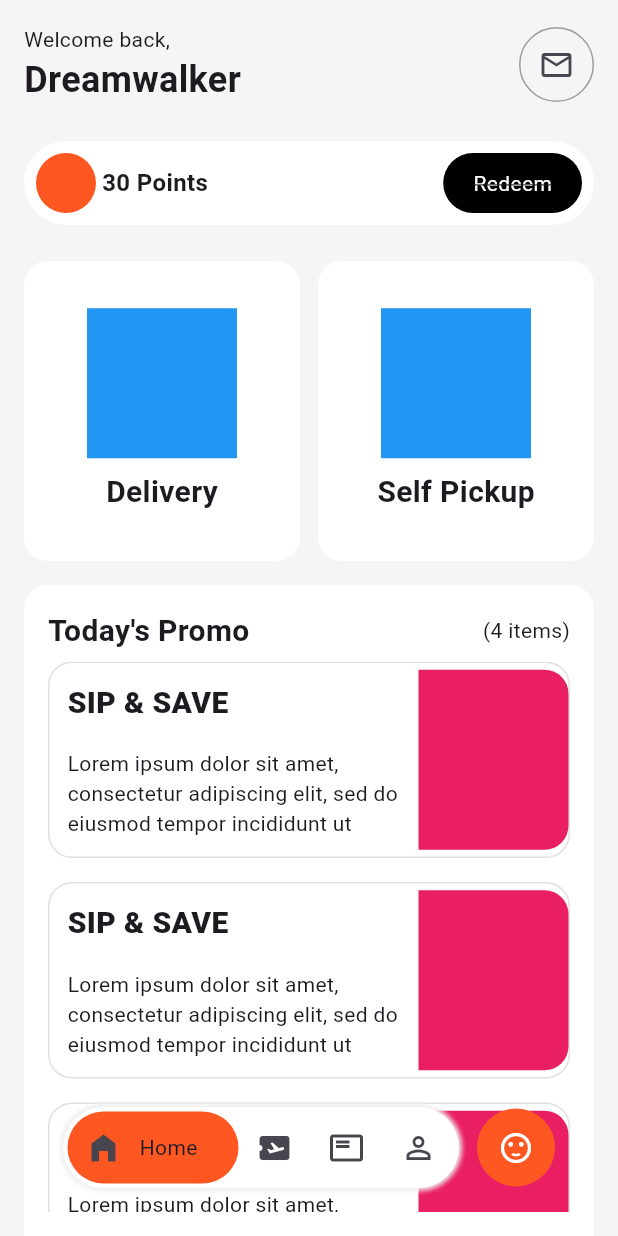
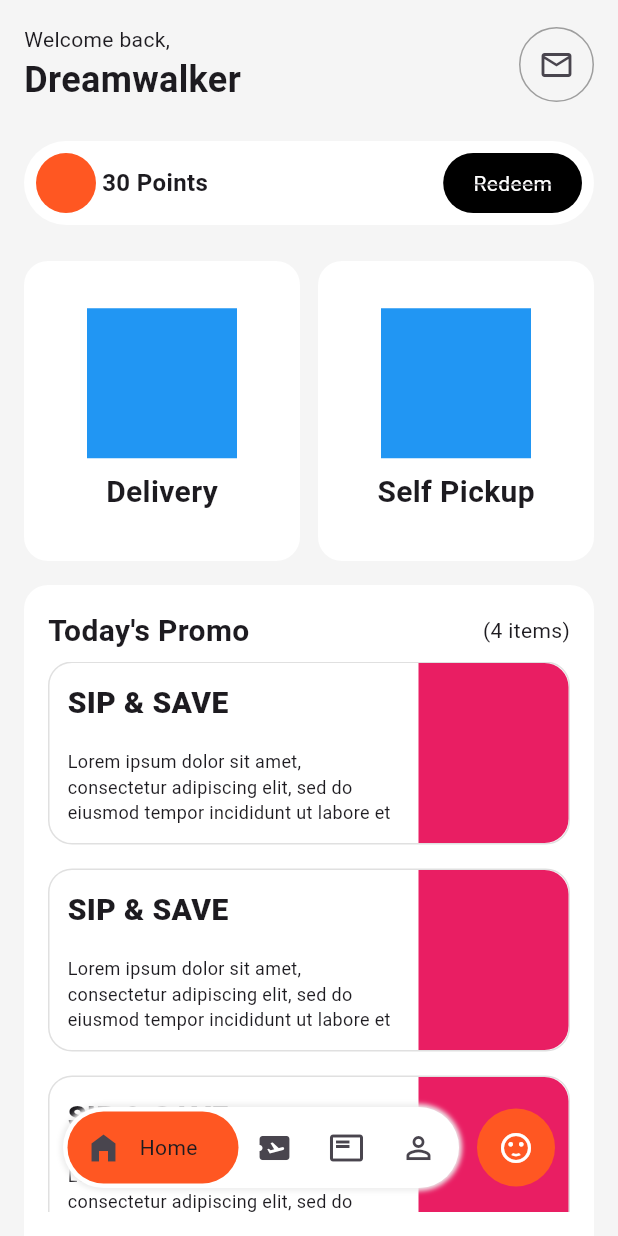
Before and after one commit to JAICHANGPARK/flutter_notebook_chapter_35, a Flutter app: the CoffeeDeliveryHomePage screen opened directly, on a phone screen of 412 x 824 dp. Run offline on Flutter 3.47's test engine with Material 3 defaults, Android fonts, the phone set to English and light mode, and no system bars; our stand-ins replace dots_indicator, fl_chart, gap.

Commit message:
Update coffee_delivery_home_page.dart

```diff
--- a/lib/ep1790_coffee_delivery_app/view/coffee_delivery_home_page.dart
+++ b/lib/ep1790_coffee_delivery_app/view/coffee_delivery_home_page.dart
@@ -210,6 +210,9 @@ class _CoffeeDeliveryHomePageState extends State<CoffeeDeliveryHomePage> {
                                                 " ut labore et dolore magna aliqua."
                                                 " Ut enim ad minim veniam, quis nostrud exercit",
                                                 maxLines: 3,
+                                                style: TextStyle(
+                                                  fontSize: 12,
+                                                ),
                                               ),
                                             ],
                                           ),
```
